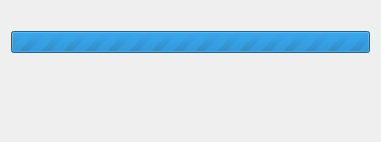
Qt form src/plugins/qnx/blackberrydeviceconfigurationwizardquerypage.ui (qt-creator/qt-creator) before a commit.
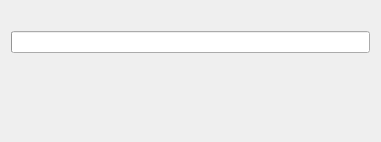
The same form after that commit.

What changed in the file:
```diff
--- a/src/plugins/qnx/blackberrydeviceconfigurationwizardquerypage.ui
+++ b/src/plugins/qnx/blackberrydeviceconfigurationwizardquerypage.ui
@@ -25,11 +25,7 @@
     </widget>
    </item>
    <item>
-    <widget class="QProgressBar" name="progressBar">
-     <property name="maximum">
-      <number>0</number>
-     </property>
-    </widget>
+    <widget class="QProgressBar" name="progressBar"/>
    </item>
    <item>
     <spacer name="verticalSpacer">
```
